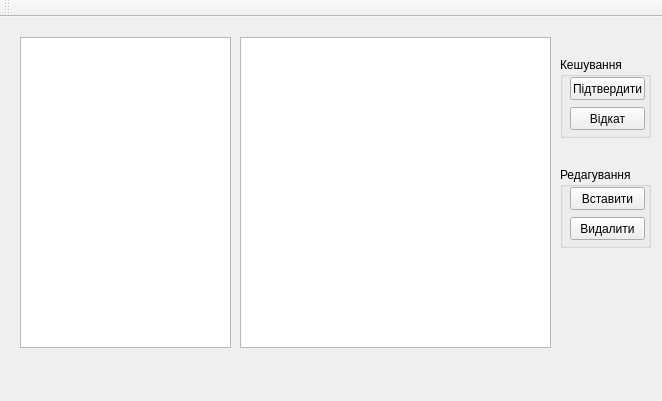
Above: MedicineDb/mainwindow.ui from zhelih/MedicineDB before the change. Below: the same form after it.
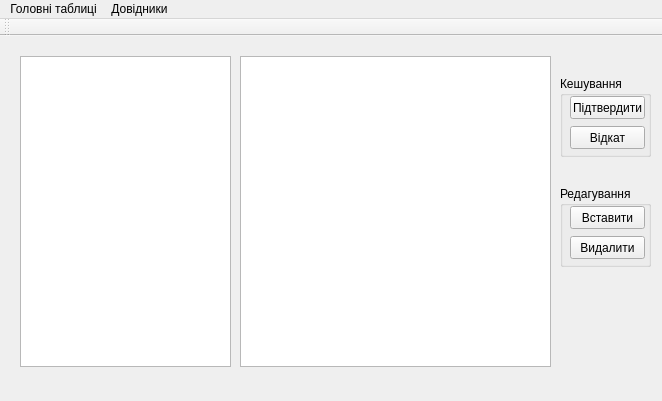
That is the form after the change.

Commit message: added menu bar

Patch:
```diff
--- a/MedicineDb/mainwindow.ui
+++ b/MedicineDb/mainwindow.ui
@@ -137,6 +137,23 @@
      <height>21</height>
     </rect>
    </property>
+   <widget class="QMenu" name="menu">
+    <property name="title">
+     <string>Головні таблиці</string>
+    </property>
+    <addaction name="separator"/>
+    <addaction name="action_1"/>
+    <addaction name="action_2"/>
+   </widget>
+   <widget class="QMenu" name="menu_2">
+    <property name="title">
+     <string>Довідники</string>
+    </property>
+    <addaction name="action_3"/>
+    <addaction name="action_4"/>
+   </widget>
+   <addaction name="menu"/>
+   <addaction name="menu_2"/>
   </widget>
   <widget class="QToolBar" name="mainToolBar">
    <attribute name="toolBarArea">
```
Left out of the diff: 20 changed lines with no effect on the pictures. The commit also changes 1 other file.
